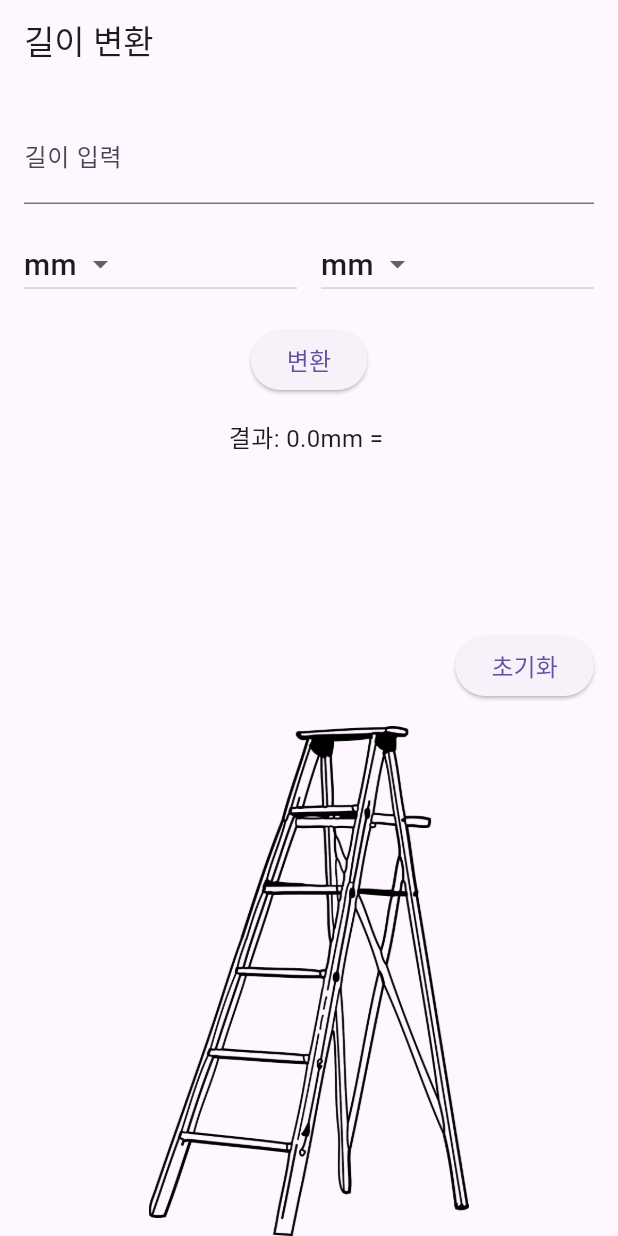
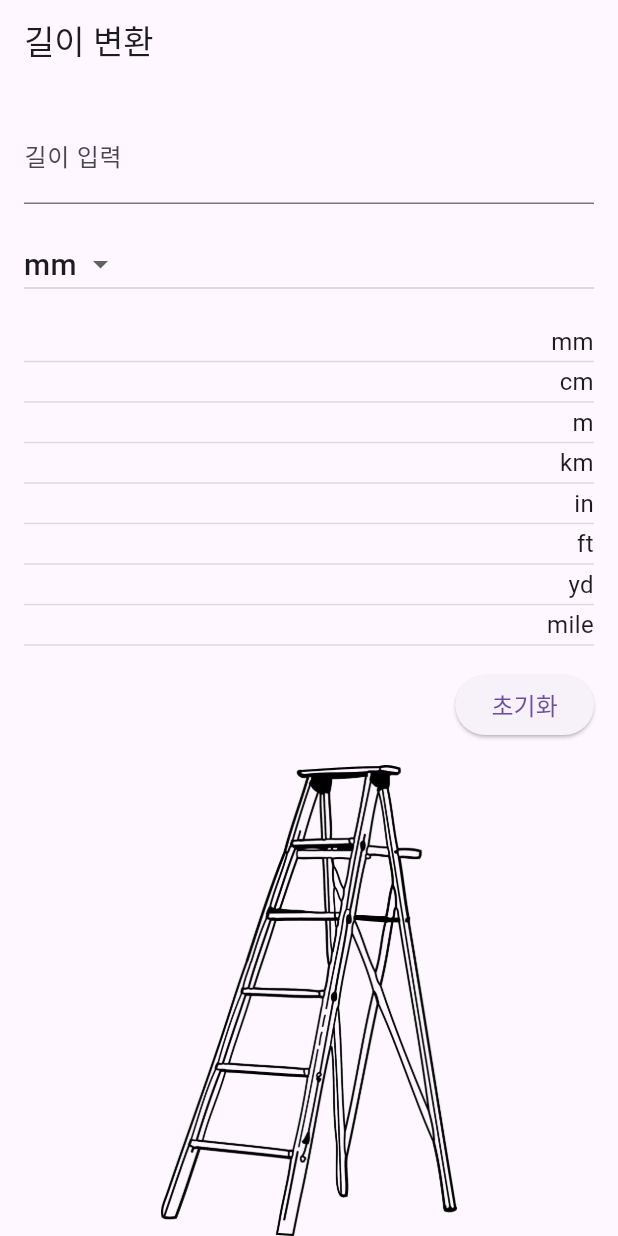
Before and after one commit to KimJJangGu/transformaition, a Flutter app: the screen it shows after launch, after a tap on "초기화", on a phone screen of 412 x 824 dp. Run offline on Flutter 3.47's test engine with Material 3 defaults, Android fonts, the light colour scheme and no system bars.

Commit message:
231227 단위 변환 앱 (천 단위 구분, 결과 칸 구분선)

```diff
--- a/lib/length.dart
+++ b/lib/length.dart
@@ -1,4 +1,5 @@
 import 'package:flutter/material.dart';
+import 'package:intl/intl.dart';
 
 class LengthConverter extends StatefulWidget {
   const LengthConverter({super.key});
@@ -10,10 +11,8 @@ class LengthConverter extends StatefulWidget {
 class _LengthConverterState extends State<LengthConverter> {
   TextEditingController lengthController = TextEditingController();
   double length = 0;
-  String result = "";
   String fromUnit = "mm";
-  String toUnit = "mm";
-  List<String> _transResult = [];
+  final List<String> _transResult = [];
 
   final List<String> units = ["mm", "cm", "m", "km", "in", "ft", "yd", "mile"];
 
@@ -21,6 +20,13 @@ class _LengthConverterState extends State<LengthConverter> {
   void dispose() {
     lengthController.dispose();
     super.dispose();
+  }
+
+  @override
+  void initState() {
+    super.initState();
+    // 초기 화면에서 결과창을 전시
+    convertLength();
   }
 
   @override
@@ -42,6 +48,8 @@ class _LengthConverterState extends State<LengthConverter> {
                   onChanged: (value) {
                     setState(() {
                       length = double.tryParse(value) ?? 0;
+                      // 숫자를 입력 할 때 결과 값이 전시되게 하기
+                      convertLength();
                     });
                   },
                   decoration: const InputDecoration(
@@ -61,28 +69,7 @@ class _LengthConverterState extends State<LengthConverter> {
                         onChanged: (value) {
                           setState(() {
                             fromUnit = value!;
-                          });
-                        },
-                        items: units.map<DropdownMenuItem<String>>((String unit) {
-                          return DropdownMenuItem<String>(
-                            value: unit,
-                            child: Text(
-                              unit,
-                              style: const TextStyle(fontSize: 20),
-                            ),
-                          );
-                        }).toList(),
-                      ),
-                    ),
-                    const Padding(
-                      padding: EdgeInsets.all(8.0),
-                    ),
-                    Expanded(
-                      child: DropdownButton<String>(
-                        value: toUnit,
-                        onChanged: (value) {
-                          setState(() {
-                            toUnit = value!;
+                            convertLength();
                           });
                         },
                         items: units.map<DropdownMenuItem<String>>((String unit) {
@@ -101,28 +88,26 @@ class _LengthConverterState extends State<LengthConverter> {
                 const Padding(
                   padding: EdgeInsets.all(8.0),
                 ),
-                ElevatedButton(
-                  onPressed: () {
-                    convertLength();
-                  },
-                  child: const Text('변환', style: TextStyle(fontSize: 16)),
-                ),
-                const Padding(
-                  padding: EdgeInsets.all(8.0),
-                ),
-                Text(
-                  '결과: $length$fromUnit = $result',
-                  style: const TextStyle(fontSize: 16),
-                ),
-                const Padding(
-                  padding: EdgeInsets.all(8.0),
-                ),
                 SizedBox(
-                  width: 200,
-                  height: 100,
+                  width: double.infinity,
+                  height: 230,
                   child: ListView(
                     children: _transResult.map((result) {
-                      return Center(child: Text(result));
+                      return Column(
+                        crossAxisAlignment: CrossAxisAlignment.stretch,
+                        children: [
+                          // 결과 값 오른쪽으로 이동
+                          Text(
+                            textAlign: TextAlign.end,
+                            overflow: TextOverflow.ellipsis,
+                            (result),
+                            style: const TextStyle(fontSize: 16),
+                            maxLines: 1,
+                          ),
+                          // 구분선 용도 밑 줄 추가, 밑줄 간격, 색상
+                          const Divider(height: 4, color: Colors.black12),
+                        ],
+                      );
                     }).toList(),
                   ),
                 ),
@@ -150,32 +135,33 @@ class _LengthConverterState extends State<LengthConverter> {
   }
 
   void convertLength() {
-    double resultValue = length;
-    // 미터로 변환
-    resultValue = convertToMeter(resultValue, fromUnit);
-    // 다른 단위로 변환
-    resultValue = convertFromMeter(resultValue, toUnit);
+    _transResult.clear();
+    // 숫자를 입력하지 않았을 때에는 단위만 표시
+    if (length == 0) {
+      _transResult.addAll(units.map((unit) => unit));
+    } else {
+      for (String toUnit in units) {
+        double resultValue = length;
+        resultValue = convertToMeter(resultValue, fromUnit);
+        resultValue = convertFromMeter(resultValue, toUnit);
+        _transResult.add('${formatNumber(resultValue)} $toUnit');
+      }
+    }
+  }
 
-    setState(() {
-      result = '$resultValue $toUnit';
-      recordResult(result);
-    });
+  String formatNumber(double resultNum) {
+    // 천 단위마다 쉼표 추가하기
+    return NumberFormat('###,###').format(resultNum);
   }
 
   void resetValues() {
-    // 초기화 버튼 누르면 입력, 출력한 값 초기화
     setState(() {
       lengthController.clear();
       length = 0;
-      result = "";
-      fromUnit = "mm";
-      toUnit = "mm";
       _transResult.clear();
     });
-  }
-
-  void recordResult(String result) {
-    _transResult.insert(0, '변환 결과: $result');
+    // 결과 창을 계속 남아있게 하기
+    convertLength();
   }
 }
 
```
